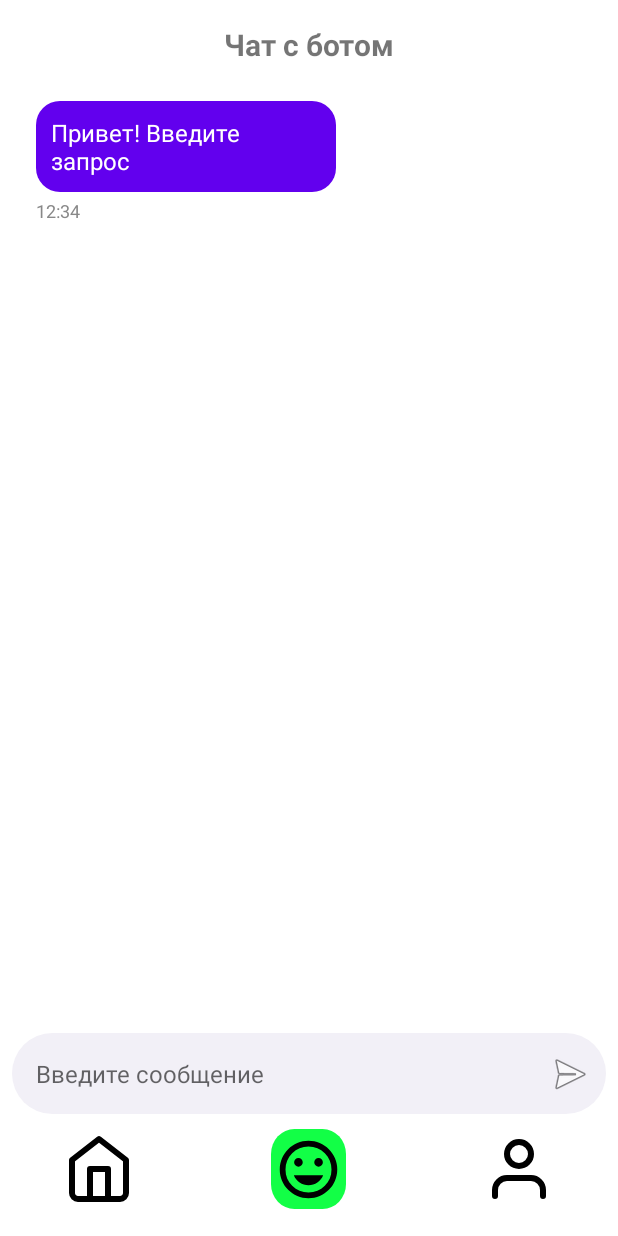
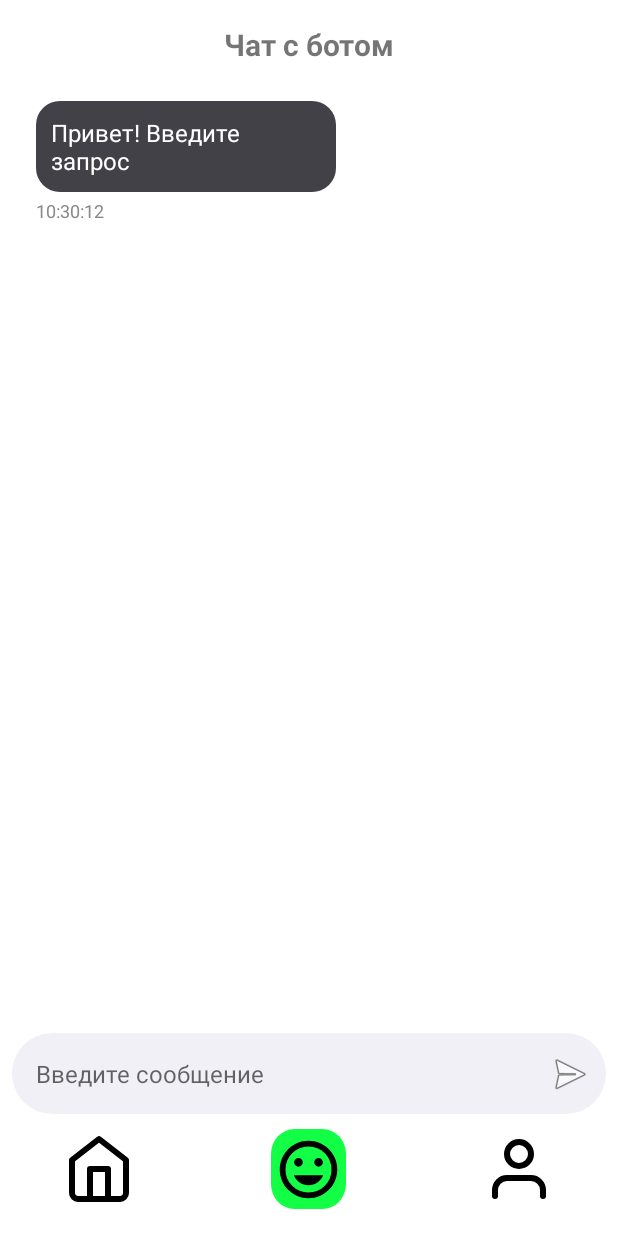
Before and after one commit to Vannitass/Cookify, an Android app: the Chat screen opened directly, with no data from a screen before it, on a phone screen of 412 x 824 dp. Run offline under Robolectric (Android 15) with nearby library versions, the phone set to English and light mode, and no system bars.

Commit message:
добавил отображения реального времени в сообщениях чата(все ошибки исправлены чат функционирует)

```diff
--- a/app/src/main/java/com/example/pageforregister/chat/Chat.kt
+++ b/app/src/main/java/com/example/pageforregister/chat/Chat.kt
@@ -1,6 +1,8 @@
 package com.example.pageforregister.chat
 
 import android.content.Intent
+import android.icu.text.SimpleDateFormat
+import android.icu.util.Calendar
 import android.os.Bundle
 import android.util.Log
 import android.widget.EditText
@@ -23,6 +25,7 @@ import okhttp3.Request
 import org.jsoup.Jsoup
 import org.jsoup.nodes.Document
 import java.net.URLEncoder
+import java.util.Locale
 
 @Suppress("DEPRECATION")
 class Chat : AppCompatActivity() {
@@ -51,11 +54,6 @@ class Chat : AppCompatActivity() {
             // Указываем входящую и исходящую анимации:
             overridePendingTransition(R.anim.slide_in_left, R.anim.slide_out_right)
             startActivity(Intent(this, MainPageActivity::class.java))
-
-
-
-
-
 
         }
 
@@ -118,8 +116,10 @@ class Chat : AppCompatActivity() {
     }
 
     private fun addMessage(text: String, isSent: Boolean) {
-        val time = "12:34" // Примерное время, можно добавить текущее время
-        val message = Message(text, time, isSent) // Создаем объект Message
+        val calendar = Calendar.getInstance()
+        val timeFormat = SimpleDateFormat("HH:mm:ss", Locale.getDefault())
+        val currentTime = timeFormat.format(calendar.time) // Примерное время, можно добавить текущее время
+        val message = Message(text, currentTime, isSent) // Создаем объект Message
         messages.add(message)
         chatAdapter.notifyItemInserted(messages.size - 1)
         itemsList.scrollToPosition(messages.size - 1)
--- a/app/src/main/java/com/example/pageforregister/networkapi/RetrofitInstance.kt
+++ b/app/src/main/java/com/example/pageforregister/networkapi/RetrofitInstance.kt
@@ -7,7 +7,7 @@ import retrofit2.Retrofit
 import retrofit2.converter.gson.GsonConverterFactory
 
 object RetrofitInstance {
-    private const val BASE_URL = "http://192.168.7.51:5000" // Убедитесь, что заменили на ваш IP
+    private const val BASE_URL = "http://192.168.1.144:5000" // Убедитесь, что заменили на ваш IP
 
     private val logging = HttpLoggingInterceptor().setLevel(
         if (BuildConfig.DEBUG) HttpLoggingInterceptor.Level.BODY
--- a/app/src/main/res/drawable/message_background.xml
+++ b/app/src/main/res/drawable/message_background.xml
@@ -1,4 +1,4 @@
 <shape xmlns:android="http://schemas.android.com/apk/res/android">
-    <solid android:color="#6200EE" />
+    <solid android:color="#414147" />
     <corners android:radius="16dp" />
 </shape>
```
